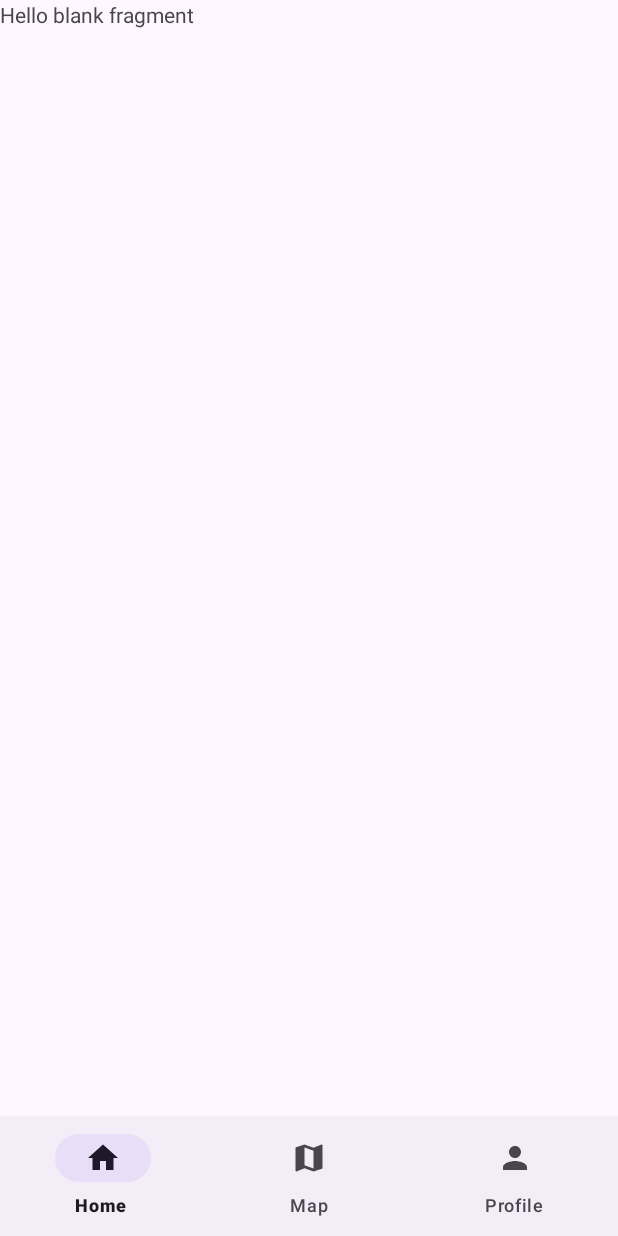
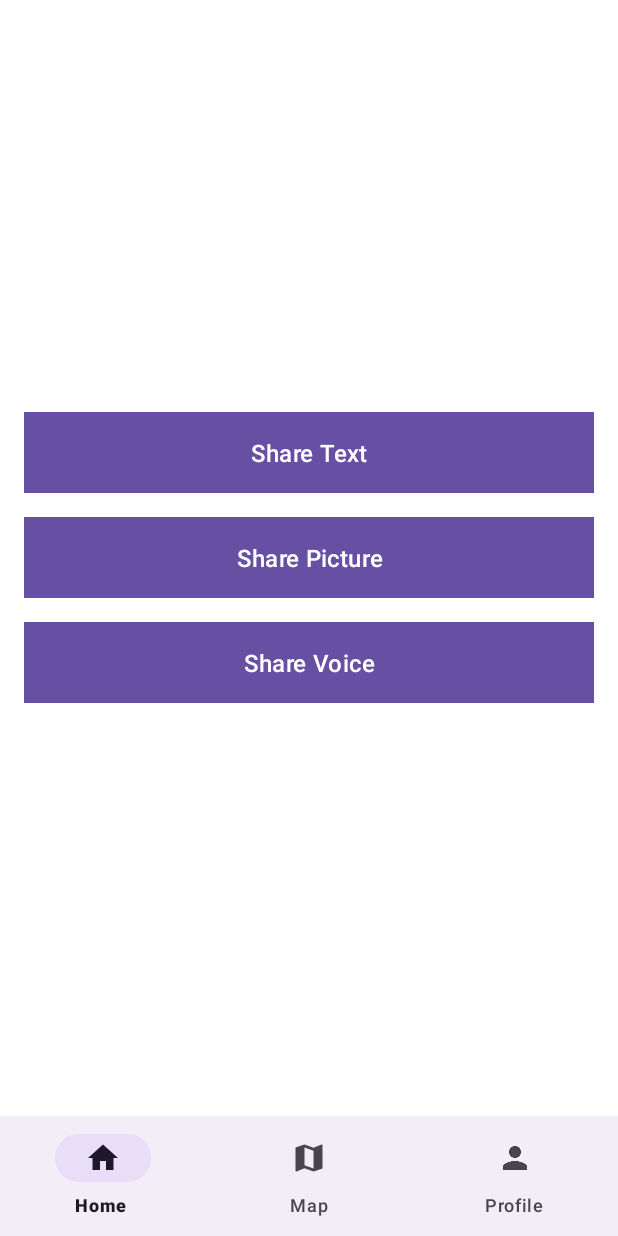
Before and after one commit to Jiutong666/MobileAPP, an Android app: the HomeFragment screen opened directly, with no data from a screen before it, on a phone screen of 412 x 824 dp. Run offline under Robolectric (Android 15) with nearby library versions, the phone set to English and light mode, and no system bars.

Commit message:
Update for drop text and picture page

```diff
--- a/app/src/main/java/com/example/mobileass2/HomeFragment.java
+++ b/app/src/main/java/com/example/mobileass2/HomeFragment.java
@@ -7,6 +7,8 @@ import androidx.fragment.app.Fragment;
 import android.view.LayoutInflater;
 import android.view.View;
 import android.view.ViewGroup;
+import android.content.Intent;
+import android.widget.Button;
 
 /**
  * A simple {@link Fragment} subclass.
@@ -55,10 +57,31 @@ public class HomeFragment extends Fragment {
         }
     }
 
-    @Override
     public View onCreateView(LayoutInflater inflater, ViewGroup container,
                              Bundle savedInstanceState) {
         // Inflate the layout for this fragment
-        return inflater.inflate(R.layout.fragment_home, container, false);
+        View view = inflater.inflate(R.layout.fragment_home, container, false);
+
+        Button shareTextButton = view.findViewById(R.id.shareTextButton);
+        shareTextButton.setOnClickListener(new View.OnClickListener() {
+            @Override
+            public void onClick(View v) {
+                // Navigate to the DropTextActivity when the button is clicked
+                Intent intent = new Intent(getActivity(), DropTextActivity.class);
+                startActivity(intent);
+            }
+        });
+
+        Button sharePictureButton = view.findViewById(R.id.sharePictureButton);
+        sharePictureButton.setOnClickListener(new View.OnClickListener() {
+            @Override
+            public void onClick(View v) {
+                // Navigate to the DropTextActivity when the button is clicked
+                Intent intent = new Intent(getActivity(), DropPictureActivity.class);
+                startActivity(intent);
+            }
+        });
+
+        return view;
     }
 }
--- a/app/src/main/res/layout/fragment_home.xml
+++ b/app/src/main/res/layout/fragment_home.xml
@@ -5,10 +5,47 @@
     android:layout_height="match_parent"
     tools:context=".HomeFragment">
 
-    <!-- TODO: Update blank fragment layout -->
-    <TextView
+    <LinearLayout
         android:layout_width="match_parent"
         android:layout_height="match_parent"
-        android:text="@string/hello_blank_fragment" />
+        android:background="@color/white"
+        android:gravity="center"
+        android:orientation="vertical"
+        android:padding="16dp">
+
+        <Button
+            android:id="@+id/shareTextButton"
+            android:layout_width="match_parent"
+            android:layout_height="wrap_content"
+            android:layout_marginBottom="16dp"
+            android:background="#3449D1"
+            android:padding="12dp"
+            android:text="Share Text"
+            android:textColor="#FFFFFF"
+            android:textSize="16sp" />
+
+        <Button
+            android:id="@+id/sharePictureButton"
+            android:layout_width="match_parent"
+            android:layout_height="wrap_content"
+            android:layout_marginBottom="16dp"
+            android:background="@color/design_default_color_primary_dark"
+            android:padding="12dp"
+            android:text="Share Picture"
+            android:textColor="#FFFFFF"
+            android:textSize="16sp" />
+
+        <Button
+            android:id="@+id/shareVoiceButton"
+            android:layout_width="match_parent"
+            android:layout_height="wrap_content"
+            android:background="@color/design_default_color_secondary"
+            android:padding="12dp"
+            android:text="Share Voice"
+            android:textColor="#FFFFFF"
+            android:textSize="16sp" />
+
+    </LinearLayout>
+
 
 </FrameLayout>
```
Also changed, not shown: app/src/main/AndroidManifest.xml (+3 -4 lines), app/src/main/java/com/example/mobileass2/DropPictureActivity.java (added, +251 -0 lines), app/src/main/java/com/example/mobileass2/DropTextActivity.java (+23 -33 lines), app/src/main/res/layout/activity_droppicture.xml (added, +102 -0 lines), app/src/main/res/layout/activity_droptext.xml (+37 -19 lines).
